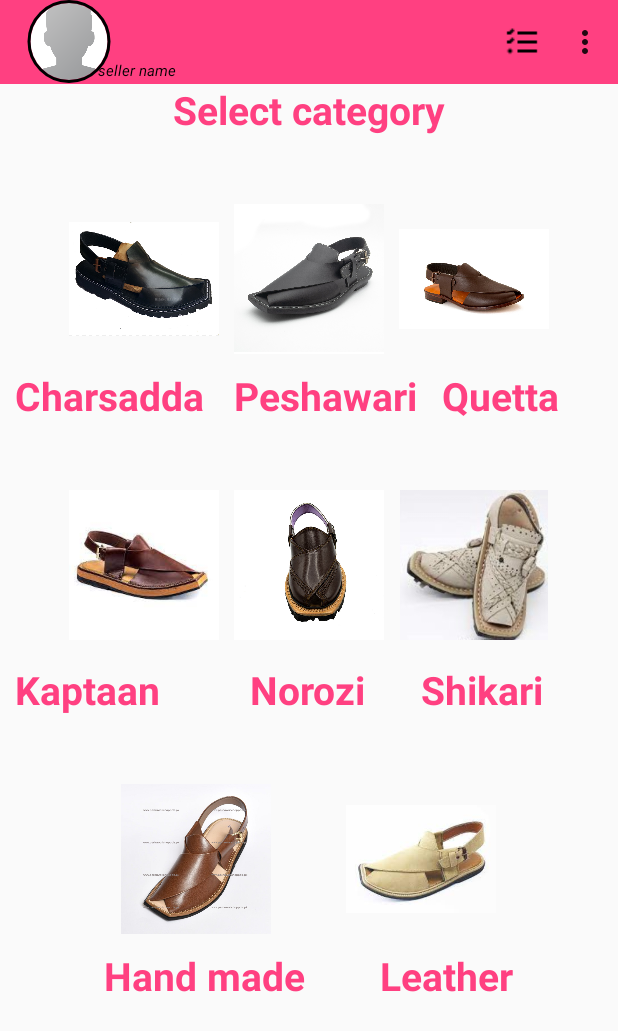
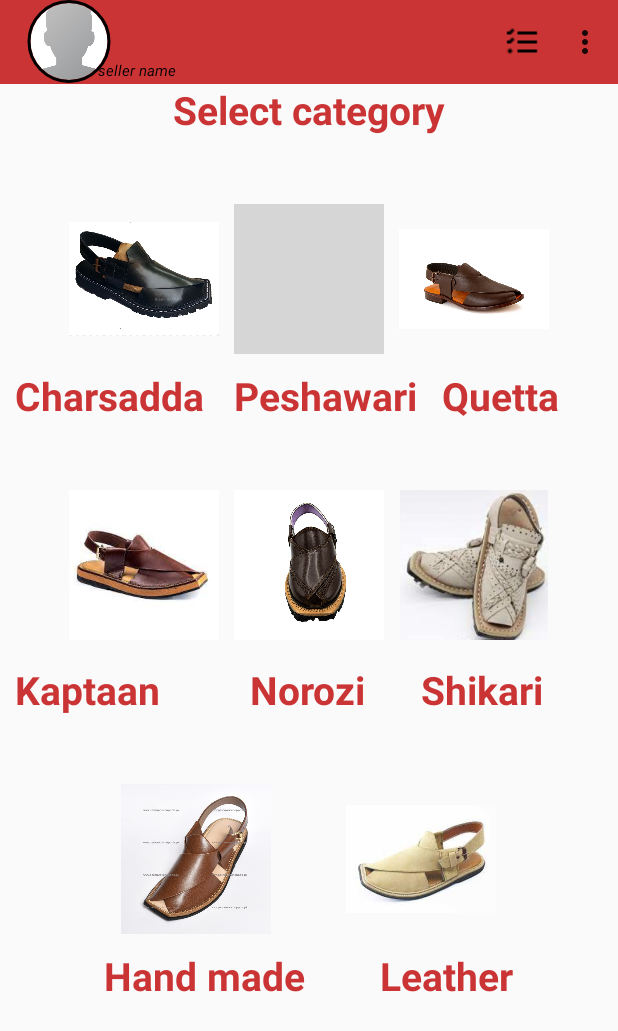
Before and after one commit to jadoonhamza810/CharsaddaChappalStore, an Android app: the SellerCategoryActivity screen opened directly, with no data from a screen before it, on a phone screen of 412 x 824 dp. Shown: the top 1031 px of the screen. Run offline under Robolectric (Android 15) with nearby library versions, the phone set to English and light mode, and no system bars; our stand-ins replace CircleImageView, Picasso; libraries missing offline, so code that uses them is left out: io.paperdb; 3 statements that could not run were skipped; grey boxes are pictures that could not be loaded.

Commit message:
cover images to be changed

```diff
--- a/app/src/main/java/com/example/charsaddachappalstore/SplashScreenActivity.java
+++ b/app/src/main/java/com/example/charsaddachappalstore/SplashScreenActivity.java
@@ -52,6 +52,10 @@ public class SplashScreenActivity extends AppCompatActivity {
                         startActivity(intent);
                         finish();
                     }
+                }else{
+                    Intent intent=new Intent(SplashScreenActivity.this, MainActivity.class);
+                    startActivity(intent);
+                    finish();
                 }
             }
         },3000);
--- a/app/src/main/res/layout/activity_login.xml
+++ b/app/src/main/res/layout/activity_login.xml
@@ -4,7 +4,7 @@
     xmlns:tools="http://schemas.android.com/tools"
     android:layout_width="match_parent"
     android:layout_height="match_parent"
-    android:background="@drawable/login"
+    android:background="@drawable/cover_image2"
     tools:context=".LoginActivity">
 
     <ImageView
--- a/app/src/main/res/layout/activity_register.xml
+++ b/app/src/main/res/layout/activity_register.xml
@@ -4,7 +4,7 @@
     xmlns:tools="http://schemas.android.com/tools"
     android:layout_width="match_parent"
     android:layout_height="match_parent"
-    android:background="@drawable/register"
+    android:background="@drawable/cover_image2"
     tools:context=".RegisterActivity">
 
     <ImageView
--- a/app/src/main/res/layout/activity_seller_category.xml
+++ b/app/src/main/res/layout/activity_seller_category.xml
@@ -75,24 +75,24 @@
         android:id="@+id/category_charsadda"
         android:layout_width="100dp"
         android:layout_height="100dp"
-        android:src="@drawable/charsadda_chappal"
-        />
+    android:src="@drawable/charsadda_chappal"/>
+
 
     <ImageView
         android:id="@+id/category_peshawari"
         android:layout_width="100dp"
         android:layout_height="100dp"
         android:layout_marginLeft="10dp"
-        android:src="@drawable/peshawari_chappal"
-        />
+        android:src="@drawable/peshawari_chappal2"/>
+
 
     <ImageView
         android:id="@+id/category_quetta"
         android:layout_width="100dp"
         android:layout_height="100dp"
         android:layout_marginLeft="10dp"
-        android:src="@drawable/quetta_chappal"
-        />
+    android:src="@drawable/quetta_chappal"/>
+
 
   </LinearLayout>
 
@@ -154,24 +154,24 @@
         android:id="@+id/category_kaptaan"
         android:layout_width="100dp"
         android:layout_height="100dp"
-        android:src="@drawable/kaptaan_chappal"
-        />
+     android:src="@drawable/kaptaan_chappal"/>
+
 
     <ImageView
         android:id="@+id/category_norozi"
         android:layout_width="100dp"
         android:layout_height="100dp"
         android:layout_marginLeft="10dp"
-        android:src="@drawable/norozi_chappal"
-        />
+     android:src="@drawable/norozi_chappal"/>
+
 
     <ImageView
         android:id="@+id/category_shikari"
         android:layout_width="100dp"
         android:layout_height="100dp"
         android:layout_marginLeft="10dp"
-        android:src="@drawable/shikari_chappal"
-        />
+    android:src="@drawable/shikari_chappal"/>
+
   </LinearLayout>
 
   <LinearLayout
@@ -230,16 +230,16 @@
         android:layout_width="100dp"
         android:layout_height="100dp"
         android:layout_marginRight="40dp"
-        android:src="@drawable/handmade_chappal"
-        />
+         android:src="@drawable/handmade_chappal"/>
+
 
     <ImageView
         android:id="@+id/category_leather"
         android:layout_width="100dp"
         android:layout_height="100dp"
         android:layout_marginLeft="10dp"
-        android:src="@drawable/leather"
-  />
+        android:src="@drawable/leather"/>
+
 
   </LinearLayout>
 
--- a/app/src/main/res/layout/activity_splash_screen.xml
+++ b/app/src/main/res/layout/activity_splash_screen.xml
@@ -12,7 +12,7 @@
         android:layout_width="200dp"
         android:layout_height="200dp"
         android:layout_centerInParent="true"
-        android:src="@drawable/app_icon"/>
+        android:src="@drawable/cover_image3"/>
 
     <TextView
         android:layout_width="wrap_content"
@@ -21,7 +21,7 @@
         android:layout_centerHorizontal="true"
         android:layout_marginTop="20dp"
         android:text="Charsadda Chappal Store"
-        android:textSize="30dp"
+        android:textSize="20dp"
         android:textStyle="italic"
         android:textColor="@android:color/black"/>
 
--- a/app/src/main/res/layout/product_items_layout.xml
+++ b/app/src/main/res/layout/product_items_layout.xml
@@ -7,7 +7,8 @@
     android:layout_marginTop="10dp"
     android:layout_marginStart="15dp"
     android:layout_marginEnd="15dp"
-    app:cardElevation="15dp">
+    app:cardElevation="15dp"
+    android:background="#D3D3D3">
 
     <RelativeLayout
         android:layout_width="match_parent"
--- a/app/src/main/res/values/colors.xml
+++ b/app/src/main/res/values/colors.xml
@@ -1,10 +1,10 @@
 <?xml version="1.0" encoding="utf-8"?>
 <resources>
-    <color name="purple_200">#FF4081</color>
-    <color name="purple_500">#FF4081</color>
-    <color name="purple_700">#FF4081</color>
-    <color name="teal_200">#FF4081</color>
-    <color name="teal_700">#FF4081</color>
-    <color name="black">#FF4081</color>
-    <color name="white">#FF4081</color>
+    <color name="purple_200">#cb3434</color>
+    <color name="purple_500">#cb3434</color>
+    <color name="purple_700">#cb3434</color>
+    <color name="teal_200">#cb3434</color>
+    <color name="teal_700">#cb3434</color>
+    <color name="black">#cb3434</color>
+    <color name="white">#cb3434</color>
 </resources>
```
